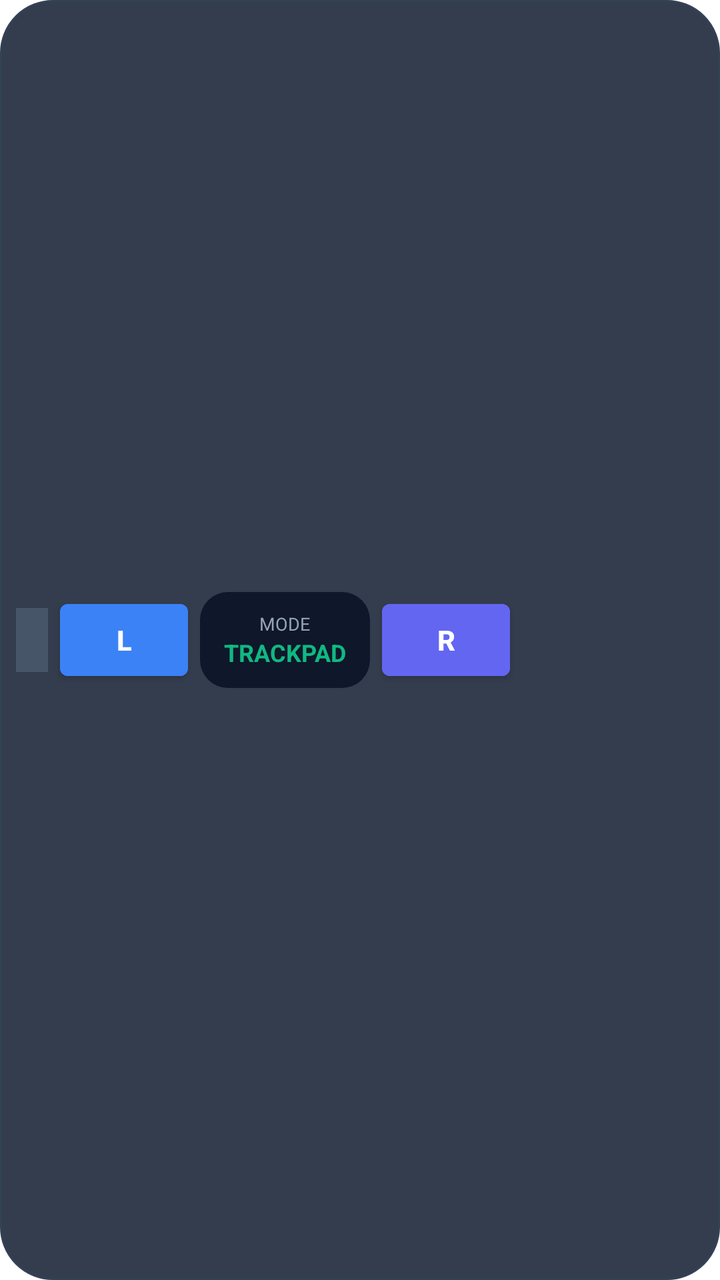
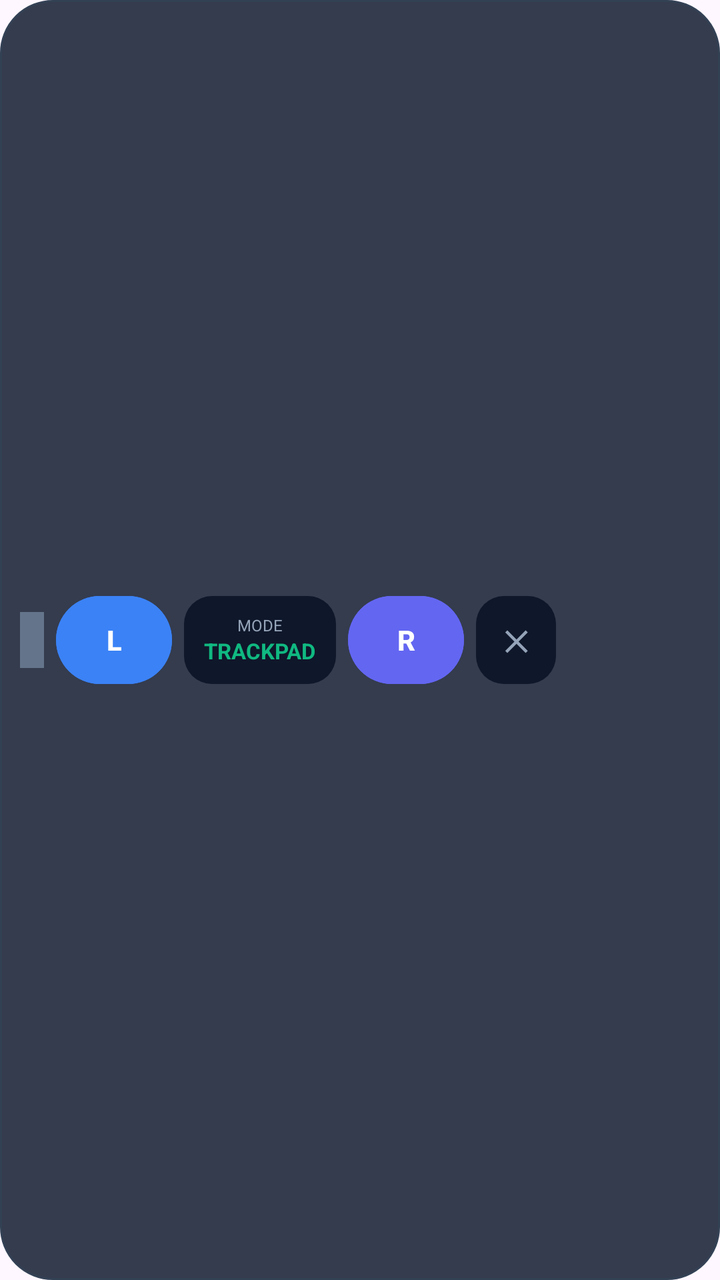

An Android layout rendered at two revisions. The XML below is the earlier revision; the diff shows what the commit changed to produce the second picture.
<!-- AndroidManifest.xml: application theme Theme.VirtualMouse -->
<!-- res/layout/layout_overlay_controls.xml -->
<?xml version="1.0" encoding="utf-8"?>
<LinearLayout xmlns:android="http://schemas.android.com/apk/res/android"
    android:layout_width="wrap_content"
    android:layout_height="wrap_content"
    android:orientation="horizontal"
    android:background="@drawable/bg_floating_pill"
    android:padding="8dp"
    android:gravity="center_vertical">

    
    <View
        android:id="@+id/drag_handle"
        android:layout_width="16dp"
        android:layout_height="32dp"
        android:layout_marginEnd="6dp"
        android:background="#475569" />

    
    <Button
        android:id="@+id/btn_left_click"
        android:layout_width="64dp"
        android:layout_height="48dp"
        android:text="L"
        android:textStyle="bold"
        android:textColor="#FFFFFF"
        android:backgroundTint="#3B82F6"
        android:layout_marginEnd="6dp" />

    
    <LinearLayout
        android:id="@+id/btn_toggle_mode"
        android:layout_width="wrap_content"
        android:layout_height="48dp"
        android:orientation="vertical"
        android:gravity="center"
        android:paddingStart="12dp"
        android:paddingEnd="12dp"
        android:background="@drawable/bg_floating_button"
        android:clickable="true"
        android:focusable="true">

        <TextView
            android:layout_width="wrap_content"
            android:layout_height="wrap_content"
            android:text="MODE"
            android:textSize="9sp"
            android:textColor="#94A3B8" />

        <TextView
            android:id="@+id/tv_mode_status"
            android:layout_width="wrap_content"
            android:layout_height="wrap_content"
            android:text="TRACKPAD"
            android:textStyle="bold"
            android:textSize="12sp"
            android:textColor="#10B981" />
    </LinearLayout>

    
    <Button
        android:id="@+id/btn_right_click"
        android:layout_width="64dp"
        android:layout_height="48dp"
        android:text="R"
        android:textStyle="bold"
        android:textColor="#FFFFFF"
        android:backgroundTint="#6366F1"
        android:layout_marginStart="6dp" />

</LinearLayout>
<!-- resources referenced by this layout -->
<resources>
  <!-- drawable bg_floating_button (drawable) -->
  <?xml version="1.0" encoding="utf-8"?>
  <shape xmlns:android="http://schemas.android.com/apk/res/android"
      android:shape="rectangle">
      <solid android:color="#0F172A" />
      <corners android:radius="14dp" />
  </shape>
  <!-- drawable bg_floating_pill (drawable) -->
  <?xml version="1.0" encoding="utf-8"?>
  <shape xmlns:android="http://schemas.android.com/apk/res/android"
      android:shape="rectangle">
      <solid android:color="#E61E293B" />
      <corners android:radius="26dp" />
      <stroke android:width="1dp" android:color="#334155" />
  </shape>
  <style name="Theme.VirtualMouse" parent="Theme.MaterialComponents.DayNight.NoActionBar">
          <item name="colorPrimary">@color/purple_500</item>
          <item name="colorPrimaryVariant">@color/purple_700</item>
          <item name="colorOnPrimary">@color/white</item>
          <item name="android:statusBarColor">#0F172A</item>
          <item name="android:navigationBarColor">#0F172A</item>
      </style>
  <color name="purple_500">#6366F1</color>
  <color name="purple_700">#4F46E5</color>
  <color name="white">#FFFFFFFF</color>
</resources>

<!-- the commit's change to res/layout/layout_overlay_controls.xml (unified diff, before → after) -->
@@ -4,37 +4,38 @@
     android:layout_height="wrap_content"
     android:orientation="horizontal"
     android:background="@drawable/bg_floating_pill"
-    android:padding="8dp"
+    android:padding="6dp"
     android:gravity="center_vertical">
 
     
     <View
         android:id="@+id/drag_handle"
-        android:layout_width="16dp"
-        android:layout_height="32dp"
+        android:layout_width="12dp"
+        android:layout_height="28dp"
+        android:layout_marginStart="4dp"
         android:layout_marginEnd="6dp"
-        android:background="#475569" />
+        android:background="#64748B" />
 
     
     <Button
         android:id="@+id/btn_left_click"
-        android:layout_width="64dp"
-        android:layout_height="48dp"
+        android:layout_width="58dp"
+        android:layout_height="44dp"
         android:text="L"
         android:textStyle="bold"
         android:textColor="#FFFFFF"
         android:backgroundTint="#3B82F6"
+        android:insetTop="0dp"
+        android:insetBottom="0dp"
         android:layout_marginEnd="6dp" />
 
     
     <LinearLayout
         android:id="@+id/btn_toggle_mode"
-        android:layout_width="wrap_content"
-        android:layout_height="48dp"
+        android:layout_width="76dp"
+        android:layout_height="44dp"
         android:orientation="vertical"
         android:gravity="center"
-        android:paddingStart="12dp"
-        android:paddingEnd="12dp"
         android:background="@drawable/bg_floating_button"
         android:clickable="true"
         android:focusable="true">
@@ -43,7 +44,7 @@
             android:layout_width="wrap_content"
             android:layout_height="wrap_content"
             android:text="MODE"
-            android:textSize="9sp"
+            android:textSize="8sp"
             android:textColor="#94A3B8" />
 
         <TextView
@@ -52,19 +53,36 @@
             android:layout_height="wrap_content"
             android:text="TRACKPAD"
             android:textStyle="bold"
-            android:textSize="12sp"
+            android:textSize="11sp"
             android:textColor="#10B981" />
     </LinearLayout>
 
     
     <Button
         android:id="@+id/btn_right_click"
-        android:layout_width="64dp"
-        android:layout_height="48dp"
+        android:layout_width="58dp"
+        android:layout_height="44dp"
         android:text="R"
         android:textStyle="bold"
         android:textColor="#FFFFFF"
         android:backgroundTint="#6366F1"
+        android:insetTop="0dp"
+        android:insetBottom="0dp"
         android:layout_marginStart="6dp" />
 
+    
+    <TextView
+        android:id="@+id/btn_hide_dock"
+        android:layout_width="40dp"
+        android:layout_height="44dp"
+        android:layout_marginStart="6dp"
+        android:gravity="center"
+        android:background="@drawable/bg_floating_button"
+        android:text="✕"
+        android:textColor="#94A3B8"
+        android:textSize="14sp"
+        android:textStyle="bold"
+        android:clickable="true"
+        android:focusable="true" />
+
 </LinearLayout>
<!-- resource entries referenced after the edit -->
@@ -15,15 +15,10 @@
       <corners android:radius="26dp" />
       <stroke android:width="1dp" android:color="#334155" />
   </shape>
-  <style name="Theme.VirtualMouse" parent="Theme.MaterialComponents.DayNight.NoActionBar">
-          <item name="colorPrimary">@color/purple_500</item>
-          <item name="colorPrimaryVariant">@color/purple_700</item>
-          <item name="colorOnPrimary">@color/white</item>
-          <item name="android:statusBarColor">#0F172A</item>
-          <item name="android:navigationBarColor">#0F172A</item>
+  <style name="Theme.VirtualMouse" parent="Theme.Material3.DayNight.NoActionBar">
+          <item name="android:statusBarColor">?attr/colorSurface</item>
+          <item name="android:navigationBarColor">?attr/colorSurfaceContainer</item>
+          <item name="android:windowLightStatusBar" tools:targetApi="m">false</item>
       </style>
-  <color name="purple_500">#6366F1</color>
-  <color name="purple_700">#4F46E5</color>
-  <color name="white">#FFFFFFFF</color>
 </resources>
 
